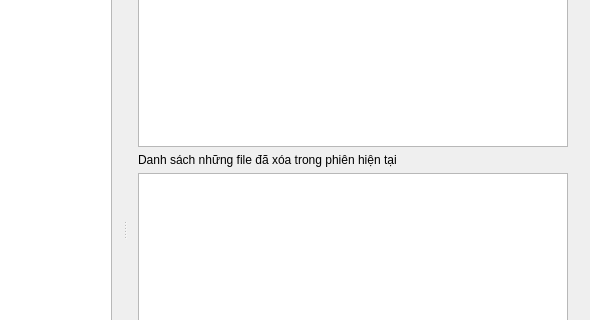
Qt form Qt_GUI.ui (m0nters/OS_HCMUS_Lab02-Partition_detection_GUI) before a commit; both pictures show x 323 to 913 and y 105 to 425 of the 913 by 667 pixel window.
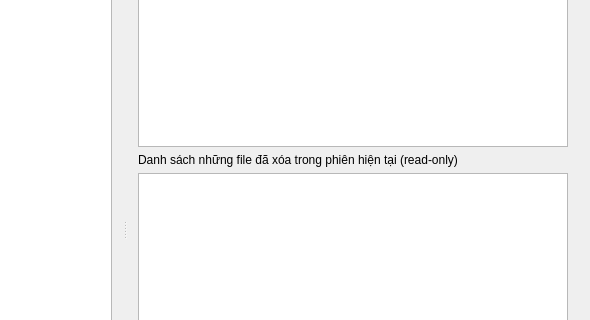
The same form after that commit.

Diff of the .ui file:
```diff
--- a/Qt_GUI.ui
+++ b/Qt_GUI.ui
@@ -83,7 +83,10 @@
           <item>
            <widget class="QLabel" name="label_5">
             <property name="text">
-             <string>Danh sách những file đã xóa trong phiên hiện tại</string>
+             <string>Danh sách những file đã xóa trong phiên hiện tại (read-only)</string>
+            </property>
+            <property name="wordWrap">
+             <bool>true</bool>
             </property>
            </widget>
           </item>
```
Left out of the diff: 3 changed lines with no effect on the pictures.
